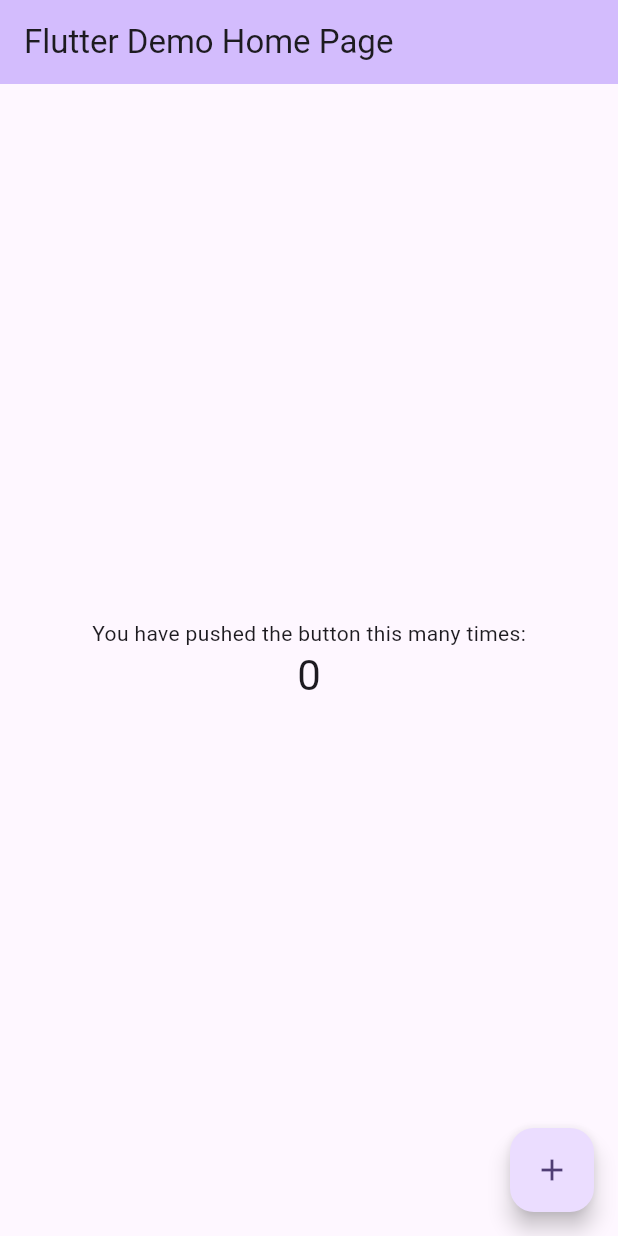
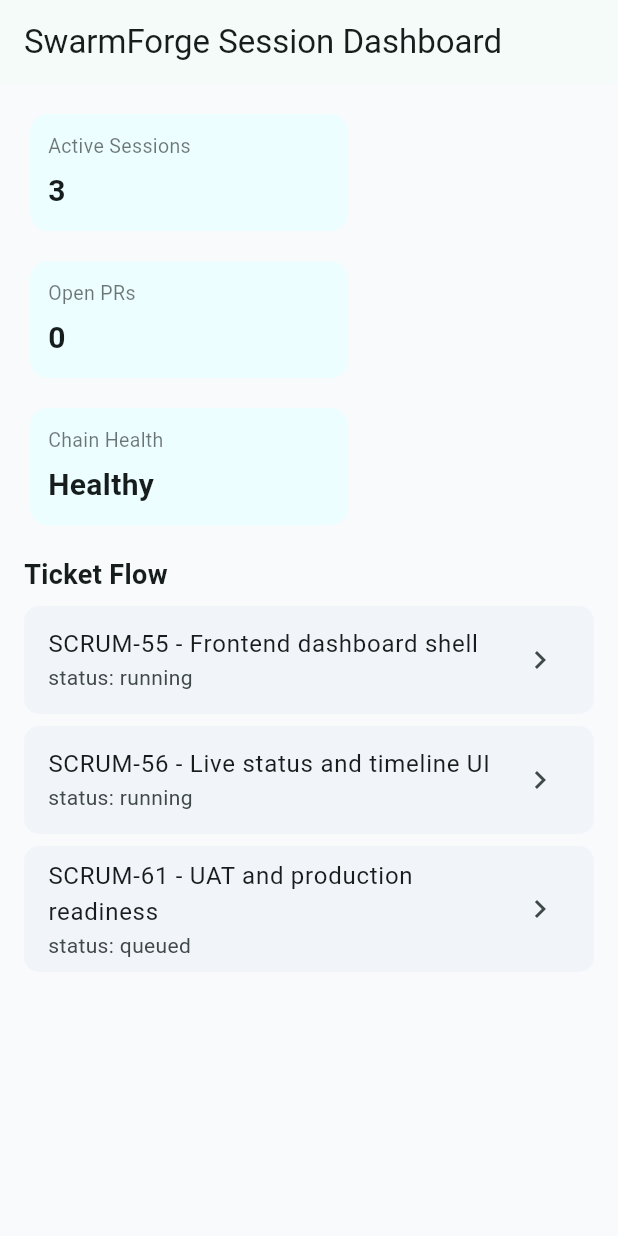
Before and after one commit to TeaSui/swarmforge-session-dashboard, a Flutter app: the screen it shows after launch, on a phone screen of 412 x 824 dp. Run offline on Flutter 3.47's test engine with Material 3 defaults, Android fonts, the phone set to English and light mode, and no system bars.

Commit message:
feat: deliver SCRUM-62 via swarmforge automation (#49)
Co-authored-by: SwarmForge Bot <swarmforge-bot@local>

```diff
--- a/lib/main.dart
+++ b/lib/main.dart
@@ -1,121 +1,103 @@
 import 'package:flutter/material.dart';
 
+import 'src/theme/dashboard_theme.dart';
+
 void main() {
-  runApp(const MyApp());
+  runApp(const SessionDashboardApp());
 }
 
-class MyApp extends StatelessWidget {
-  const MyApp({super.key});
+class SessionDashboardApp extends StatelessWidget {
+  const SessionDashboardApp({super.key});
 
-  // This widget is the root of your application.
   @override
   Widget build(BuildContext context) {
     return MaterialApp(
-      title: 'Flutter Demo',
-      theme: ThemeData(
-        // This is the theme of your application.
-        //
-        // TRY THIS: Try running your application with "flutter run". You'll see
-        // the application has a purple toolbar. Then, without quitting the app,
-        // try changing the seedColor in the colorScheme below to Colors.green
-        // and then invoke "hot reload" (save your changes or press the "hot
-        // reload" button in a Flutter-supported IDE, or press "r" if you used
-        // the command line to start the app).
-        //
-        // Notice that the counter didn't reset back to zero; the application
-        // state is not lost during the reload. To reset the state, use hot
-        // restart instead.
-        //
-        // This works for code too, not just values: Most code changes can be
-        // tested with just a hot reload.
-        colorScheme: .fromSeed(seedColor: Colors.deepPurple),
-      ),
-      home: const MyHomePage(title: 'Flutter Demo Home Page'),
+      debugShowCheckedModeBanner: false,
+      title: 'SwarmForge Session Dashboard',
+      theme: DashboardTheme.build(),
+      home: const SessionDashboardPage(),
     );
   }
 }
 
-class MyHomePage extends StatefulWidget {
-  const MyHomePage({super.key, required this.title});
-
-  // This widget is the home page of your application. It is stateful, meaning
-  // that it has a State object (defined below) that contains fields that affect
-  // how it looks.
-
-  // This class is the configuration for the state. It holds the values (in this
-  // case the title) provided by the parent (in this case the App widget) and
-  // used by the build method of the State. Fields in a Widget subclass are
-  // always marked "final".
-
-  final String title;
-
-  @override
-  State<MyHomePage> createState() => _MyHomePageState();
-}
-
-class _MyHomePageState extends State<MyHomePage> {
-  int _counter = 0;
-
-  void _incrementCounter() {
-    setState(() {
-      // This call to setState tells the Flutter framework that something has
-      // changed in this State, which causes it to rerun the build method below
-      // so that the display can reflect the updated values. If we changed
-      // _counter without calling setState(), then the build method would not be
-      // called again, and so nothing would appear to happen.
-      _counter++;
-    });
-  }
+class SessionDashboardPage extends StatelessWidget {
+  const SessionDashboardPage({super.key});
 
   @override
   Widget build(BuildContext context) {
-    // This method is rerun every time setState is called, for instance as done
-    // by the _incrementCounter method above.
-    //
-    // The Flutter framework has been optimized to make rerunning build methods
-    // fast, so that you can just rebuild anything that needs updating rather
-    // than having to individually change instances of widgets.
+    final sessions = const [
+      ('SCRUM-55', 'Frontend dashboard shell', 'running'),
+      ('SCRUM-56', 'Live status and timeline UI', 'running'),
+      ('SCRUM-61', 'UAT and production readiness', 'queued'),
+    ];
     return Scaffold(
       appBar: AppBar(
-        // TRY THIS: Try changing the color here to a specific color (to
-        // Colors.amber, perhaps?) and trigger a hot reload to see the AppBar
-        // change color while the other colors stay the same.
-        backgroundColor: Theme.of(context).colorScheme.inversePrimary,
-        // Here we take the value from the MyHomePage object that was created by
-        // the App.build method, and use it to set our appbar title.
-        title: Text(widget.title),
+        title: const Text('SwarmForge Session Dashboard'),
       ),
-      body: Center(
-        // Center is a layout widget. It takes a single child and positions it
-        // in the middle of the parent.
+      body: Padding(
+        padding: const EdgeInsets.all(16),
         child: Column(
-          // Column is also a layout widget. It takes a list of children and
-          // arranges them vertically. By default, it sizes itself to fit its
-          // children horizontally, and tries to be as tall as its parent.
-          //
-          // Column has various properties to control how it sizes itself and
-          // how it positions its children. Here we use mainAxisAlignment to
-          // center the children vertically; the main axis here is the vertical
-          // axis because Columns are vertical (the cross axis would be
-          // horizontal).
-          //
-          // TRY THIS: Invoke "debug painting" (choose the "Toggle Debug Paint"
-          // action in the IDE, or press "p" in the console), to see the
-          // wireframe for each widget.
-          mainAxisAlignment: .center,
+          crossAxisAlignment: CrossAxisAlignment.start,
           children: [
-            const Text('You have pushed the button this many times:'),
-            Text(
-              '$_counter',
-              style: Theme.of(context).textTheme.headlineMedium,
+            const Wrap(
+              spacing: 12,
+              runSpacing: 12,
+              children: [
+                _KpiCard(title: 'Active Sessions', value: '3'),
+                _KpiCard(title: 'Open PRs', value: '0'),
+                _KpiCard(title: 'Chain Health', value: 'Healthy'),
+              ],
+            ),
+            const SizedBox(height: 16),
+            const Text('Ticket Flow', style: TextStyle(fontSize: 18, fontWeight: FontWeight.w600)),
+            const SizedBox(height: 8),
+            Expanded(
+              child: ListView.separated(
+                itemCount: sessions.length,
+                separatorBuilder: (_, __) => const SizedBox(height: 8),
+                itemBuilder: (context, index) {
+                  final item = sessions[index];
+                  return ListTile(
+                    tileColor: const Color(0xFFF1F5F9),
+                    shape: RoundedRectangleBorder(borderRadius: BorderRadius.circular(10)),
+                    title: Text('${item.$1} - ${item.$2}'),
+                    subtitle: Text('status: ${item.$3}'),
+                    trailing: const Icon(Icons.chevron_right),
+                  );
+                },
+              ),
             ),
           ],
         ),
       ),
-      floatingActionButton: FloatingActionButton(
-        onPressed: _incrementCounter,
-        tooltip: 'Increment',
-        child: const Icon(Icons.add),
+    );
+  }
+}
+
+class _KpiCard extends StatelessWidget {
+  final String title;
+  final String value;
+
+  const _KpiCard({required this.title, required this.value});
+
+  @override
+  Widget build(BuildContext context) {
+    return SizedBox(
+      width: 220,
+      child: Card(
+        elevation: 0,
+        color: const Color(0xFFECFEFF),
+        child: Padding(
+          padding: const EdgeInsets.all(12),
+          child: Column(
+            crossAxisAlignment: CrossAxisAlignment.start,
+            children: [
+              Text(title, style: const TextStyle(fontSize: 13, color: Colors.black54)),
+              const SizedBox(height: 6),
+              Text(value, style: const TextStyle(fontSize: 20, fontWeight: FontWeight.w700)),
+            ],
+          ),
+        ),
       ),
     );
   }
--- /dev/null
+++ b/lib/src/deliveries/scrum-62_delivery.dart
@@ -0,0 +1,3 @@
+/// Autogenerated delivery marker for Jira execution.
+const String deliveryIssueKey = 'SCRUM-62';
+const String deliverySummary = "SD3-01 Implement real Session Dashboard UI shell via SwarmForge";
--- /dev/null
+++ b/lib/src/theme/dashboard_theme.dart
@@ -0,0 +1,11 @@
+import 'package:flutter/material.dart';
+
+class DashboardTheme {
+  static ThemeData build() {
+    return ThemeData(
+      colorScheme: ColorScheme.fromSeed(seedColor: const Color(0xFF0F766E)),
+      scaffoldBackgroundColor: const Color(0xFFF8FAFC),
+      useMaterial3: true,
+    );
+  }
+}
```
Also changed, not shown: 2 other files.
